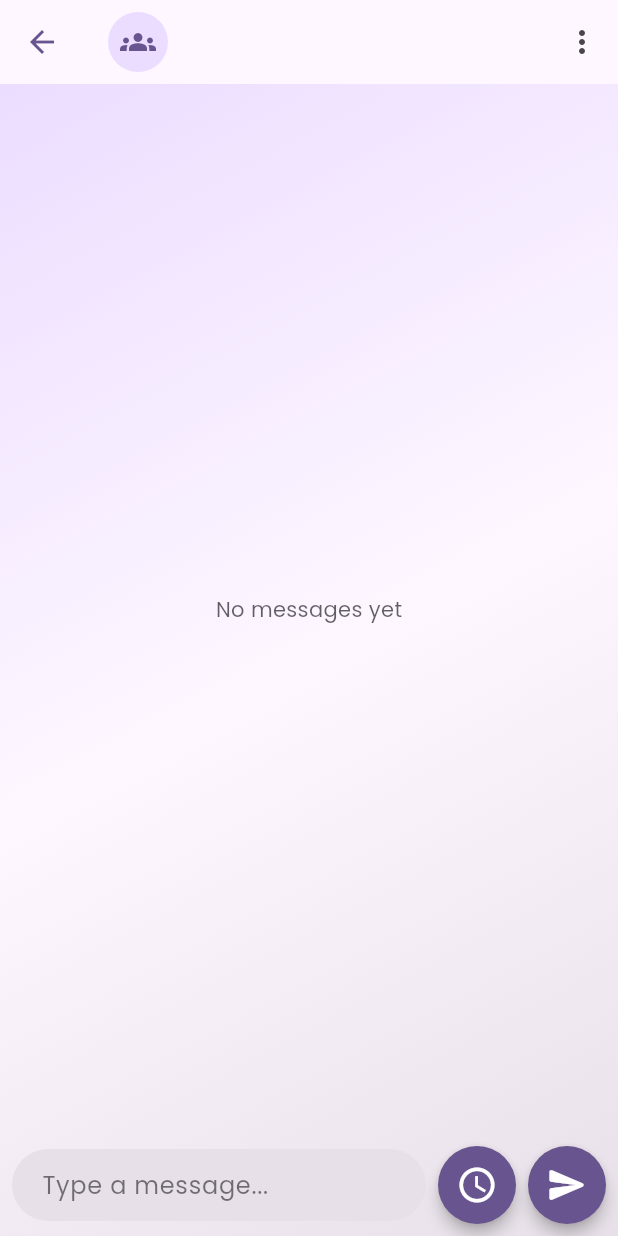
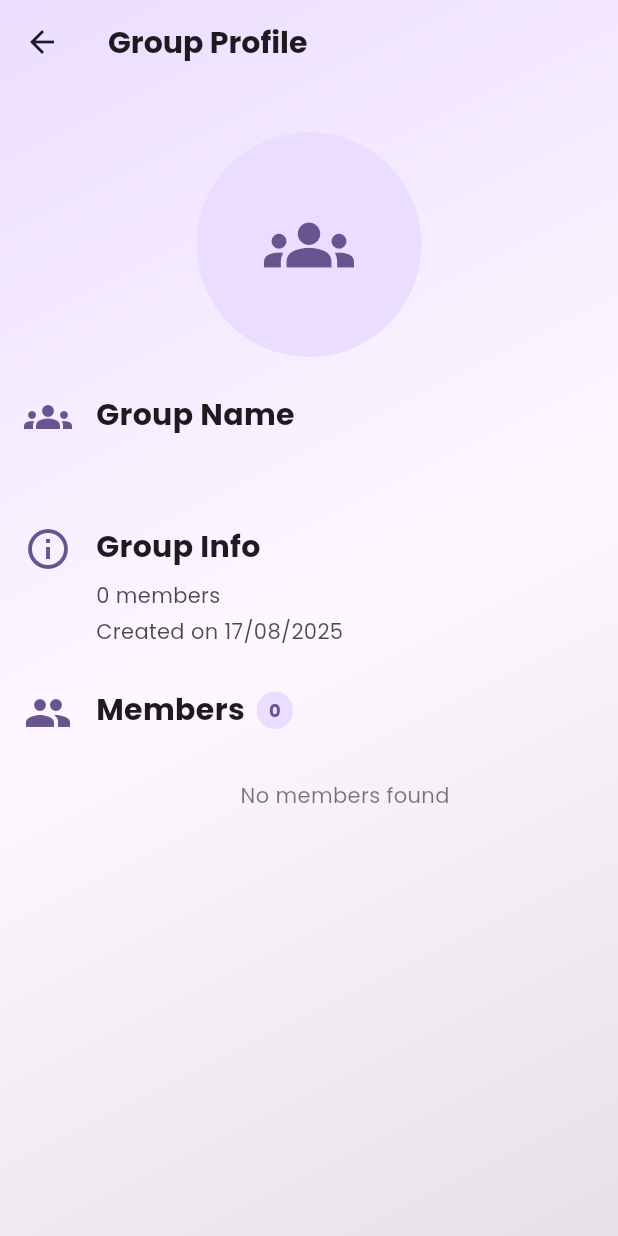
Before and after one commit to anupamm3/smart-chat-app, a Flutter app: the GroupChatRoomScreen screen opened directly with empty values, after a tap on the "groups" icon, on a phone screen of 412 x 824 dp. Run offline on Flutter 3.47's test engine with Material 3 defaults, Android fonts, the phone set to English and light mode, and no system bars; our stand-ins replace animate_do, cloud_firestore, file_picker, firebase_auth, firebase_core, firebase_storage and 10 more; accounts and stored records are empty.

Commit message:
group profile screen added

```diff
--- a/lib/features/groups/screens/group_chat_screen.dart
+++ b/lib/features/groups/screens/group_chat_screen.dart
@@ -4,6 +4,8 @@ import 'package:cloud_firestore/cloud_firestore.dart';
 import 'package:firebase_auth/firebase_auth.dart';
 import 'package:flutter/material.dart';
 import 'package:google_fonts/google_fonts.dart';
+import 'package:smart_chat_app/features/profile/screens/group_profile_screen.dart';
+import 'package:smart_chat_app/router.dart';
 import 'package:smart_chat_app/widgets/gradient_scaffold.dart';
 import 'package:smart_chat_app/widgets/message_bubble.dart';
 
@@ -80,6 +82,8 @@ class _GroupChatRoomScreenState extends State<GroupChatRoomScreen> {
 
     String scheduledText = '';
     DateTime? scheduledDateTime;
+
+    if(!mounted) return;
 
     await showDialog(
       context: context,
@@ -169,6 +173,7 @@ class _GroupChatRoomScreenState extends State<GroupChatRoomScreen> {
     if (scheduledText.isNotEmpty && scheduledDateTime != null) {
       final user = FirebaseAuth.instance.currentUser;
       if (user == null) return;
+      try {
         await FirebaseFirestore.instance
             .collection('groups')
             .doc(widget.groupId)
@@ -193,6 +198,16 @@ class _GroupChatRoomScreenState extends State<GroupChatRoomScreen> {
           ScaffoldMessenger.of(context).showSnackBar(
             SnackBar(content: Text('Message scheduled!', style: GoogleFonts.poppins())),
           );
+        }
+      } catch (e) {
+        if (mounted) {
+          ScaffoldMessenger.of(context).showSnackBar(
+            SnackBar(
+              content: Text('Failed to schedule message', style: GoogleFonts.poppins()),
+              backgroundColor: Theme.of(context).colorScheme.error,
+            ),
+          );
+        }
       }
     }
   }
@@ -253,8 +268,11 @@ class _GroupChatRoomScreenState extends State<GroupChatRoomScreen> {
         leading: BackButton(color: colorScheme.primary),
         title: GestureDetector(
           onTap: () {
-            // TODO: Navigate to group profile screen with groupId
-            // Navigator.pushNamed(context, '/group_profile', arguments: widget.groupId);
+            Navigator.pushNamed(
+              context,
+              AppRoutes.groupProfile,
+              arguments: widget.groupId,
+            );
           },
           child: Row(
             children: [
--- /dev/null
+++ b/lib/features/profile/screens/group_profile_screen.dart
@@ -0,0 +1,534 @@
+import 'package:cloud_firestore/cloud_firestore.dart';
+import 'package:firebase_auth/firebase_auth.dart';
+import 'package:flutter/material.dart';
+import 'package:flutter/services.dart';
+import 'package:google_fonts/google_fonts.dart';
+import 'package:smart_chat_app/router.dart';
+import 'package:smart_chat_app/models/user_model.dart';
+import 'package:smart_chat_app/utils/snackbar_utils.dart';
+
+class GroupProfileScreen extends StatefulWidget {
+  final String groupId;
+
+  const GroupProfileScreen({
+    super.key,
+    required this.groupId,
+  });
+
+  @override
+  State<GroupProfileScreen> createState() => _GroupProfileScreenState();
+}
+
+class _GroupProfileScreenState extends State<GroupProfileScreen> {
+  // Group data
+  String _groupName = '';
+  String _groupPhotoUrl = '';
+  String _creatorId = '';
+  List<String> _memberIds = [];
+  List<UserModel> _members = [];
+  DateTime? _createdAt;
+
+  // Loading states
+  bool _isLoadingGroup = true;
+  bool _isLoadingMembers = true;
+
+  @override
+  void initState() {
+    super.initState();
+    _loadGroupData();
+  }
+
+  Future<void> _loadGroupData() async {
+    try {
+      // Load group information
+      final groupDoc = await FirebaseFirestore.instance
+          .collection('groups')
+          .doc(widget.groupId)
+          .get();
+
+      if (groupDoc.exists && mounted) {
+        final groupData = groupDoc.data() as Map<String, dynamic>;
+
+        setState(() {
+          _groupName = groupData['name'] ?? 'Unnamed Group';
+          _groupPhotoUrl = groupData['photoUrl'] ?? '';
+          _creatorId = groupData['createdBy'] ?? '';
+          _memberIds = List<String>.from(groupData['members'] ?? []);
+
+          if (groupData['createdAt'] != null) {
+            _createdAt = (groupData['createdAt'] as Timestamp).toDate();
+          }
+
+          _isLoadingGroup = false;
+        });
+
+        // Load member details
+        await _loadMembers();
+      }
+    } catch (e) {
+      if (mounted) {
+        setState(() {
+          _isLoadingGroup = false;
+          _isLoadingMembers = false;
+        });
+        showError(context, 'Failed to load group information');
+      }
+    }
+  }
+
+  Future<void> _loadMembers() async {
+    if (_memberIds.isEmpty) {
+      setState(() => _isLoadingMembers = false);
+      return;
+    }
+
+    try {
+      final List<UserModel> loadedMembers = [];
+
+      // Load members in batches to avoid Firestore limitations
+      for (int i = 0; i < _memberIds.length; i += 10) {
+        final batch = _memberIds.skip(i).take(10).toList();
+
+        final usersQuery = await FirebaseFirestore.instance
+            .collection('users')
+            .where('uid', whereIn: batch)
+            .get();
+
+        for (final doc in usersQuery.docs) {
+          try {
+            final user = UserModel.fromMap(doc.data());
+            loadedMembers.add(user);
+          } catch (e) {
+            debugPrint('Error parsing user ${doc.id}: $e');
+          }
+        }
+      }
+
+      if (mounted) {
+        setState(() {
+          _members = loadedMembers;
+          _isLoadingMembers = false;
+        });
+      }
+    } catch (e) {
+      if (mounted) {
+        setState(() => _isLoadingMembers = false);
+        showError(context, 'Failed to load group members');
+      }
+    }
+  }
+
+  Future<void> _refreshGroupData() async {
+    setState(() {
+      _isLoadingGroup = true;
+      _isLoadingMembers = true;
+    });
+    await _loadGroupData();
+  }
+
+  void _navigateToUserProfile(UserModel user) {
+    Navigator.pushNamed(
+      context,
+      AppRoutes.userProfile,
+      arguments: user,
+    );
+  }
+
+  Widget _buildGroupAvatar({required double radius}) {
+    return CircleAvatar(
+      radius: radius,
+      backgroundImage: _groupPhotoUrl.isNotEmpty
+          ? NetworkImage(_groupPhotoUrl)
+          : null,
+      backgroundColor: Theme.of(context).colorScheme.primaryContainer,
+      child: _groupPhotoUrl.isEmpty
+          ? Icon(
+              Icons.groups,
+              size: radius * 0.8,
+              color: Theme.of(context).colorScheme.primary,
+            )
+          : null,
+    );
+  }
+
+  Widget _buildMemberTile(UserModel member) {
+    final colorScheme = Theme.of(context).colorScheme;
+    final isCreator = member.uid == _creatorId;
+    final currentUserId = FirebaseAuth.instance.currentUser?.uid;
+    final isCurrentUser = member.uid == currentUserId;
+
+    return Container(
+      margin: const EdgeInsets.only(bottom: 8),
+      decoration: BoxDecoration(
+        color: colorScheme.surface,
+        borderRadius: BorderRadius.circular(12),
+        border: Border.all(
+          color: colorScheme.outline.withValues(alpha: 0.2),
+        ),
+      ),
+      child: ListTile(
+        contentPadding: const EdgeInsets.symmetric(horizontal: 16, vertical: 8),
+        leading: GestureDetector(
+          onTap: () => _navigateToUserProfile(member),
+          child: Hero(
+            tag: 'profile_image_${member.uid}',
+            child: CircleAvatar(
+              radius: 24,
+              backgroundImage: member.photoUrl.isNotEmpty
+                  ? NetworkImage(member.photoUrl)
+                  : null,
+              backgroundColor: colorScheme.primaryContainer,
+              child: member.photoUrl.isEmpty
+                  ? Icon(
+                      Icons.person,
+                      size: 20,
+                      color: colorScheme.primary,
+                    )
+                  : null,
+            ),
+          ),
+        ),
+        title: Row(
+          children: [
+            Expanded(
+              child: Text(
+                isCurrentUser ? '${member.name} (You)' : member.name,
+                style: GoogleFonts.poppins(
+                  fontWeight: FontWeight.w600,
+                  fontSize: 16,
+                  color: colorScheme.onSurface,
+                ),
+                overflow: TextOverflow.ellipsis,
+              ),
+            ),
+            if (isCreator)
+              Container(
+                padding: const EdgeInsets.symmetric(horizontal: 8, vertical: 4),
+                decoration: BoxDecoration(
+                  color: colorScheme.primaryContainer,
+                  borderRadius: BorderRadius.circular(12),
+                ),
+                child: Row(
+                  mainAxisSize: MainAxisSize.min,
+                  children: [
+                    Icon(
+                      Icons.star,
+                      size: 14,
+                      color: colorScheme.primary,
+                    ),
+                    const SizedBox(width: 4),
+                    Text(
+                      'Admin',
+                      style: GoogleFonts.poppins(
+                        fontSize: 12,
+                        fontWeight: FontWeight.bold,
+                        color: colorScheme.primary,
+                      ),
+                    ),
+                  ],
+                ),
+              ),
+          ],
+        ),
+        subtitle: member.bio.isNotEmpty
+            ? Padding(
+                padding: const EdgeInsets.only(top: 4),
+                child: Text(
+                  member.bio,
+                  style: GoogleFonts.poppins(
+                    fontSize: 14,
+                    color: colorScheme.onSurface.withValues(alpha: 0.7),
+                  ),
+                  maxLines: 1,
+                  overflow: TextOverflow.ellipsis,
+                ),
+              )
+            : null,
+        trailing: Icon(
+          Icons.arrow_forward_ios,
+          size: 16,
+          color: colorScheme.outline,
+        ),
+        onTap: () => _navigateToUserProfile(member),
+      ),
+    );
+  }
+
+  void _showGroupImageDialog() {
+    final colorScheme = Theme.of(context).colorScheme;
+
+    showDialog(
+      context: context,
+      builder: (context) {
+        return Dialog(
+          backgroundColor: Colors.transparent,
+          insetPadding: const EdgeInsets.all(16),
+          child: _groupPhotoUrl.isNotEmpty
+              ? ClipRRect(
+                  borderRadius: BorderRadius.circular(16),
+                  child: Image.network(_groupPhotoUrl, fit: BoxFit.contain),
+                )
+              : Container(
+                  width: 180,
+                  height: 180,
+                  decoration: BoxDecoration(
+                    color: colorScheme.primaryContainer,
+                    borderRadius: BorderRadius.circular(90),
+                  ),
+                  child: Icon(
+                    Icons.groups,
+                    size: 120,
+                    color: colorScheme.primary,
+                  ),
+                ),
+        );
+      },
+    );
+  }
+
+  String _formatDate(DateTime date) {
+    return 'Created on ${date.day.toString().padLeft(2, '0')}/${date.month.toString().padLeft(2, '0')}/${date.year}';
+  }
+
+  @override
+  Widget build(BuildContext context) {
+    final colorScheme = Theme.of(context).colorScheme;
+    final isDark = Theme.of(context).brightness == Brightness.dark;
+
+    if (_isLoadingGroup) {
+      return Scaffold(
+        appBar: AppBar(
+          title: Text(
+            'Group Profile',
+            style: GoogleFonts.poppins(fontWeight: FontWeight.bold),
+          ),
+        ),
+        body: const Center(child: CircularProgressIndicator()),
+      );
+    }
+
+    return Scaffold(
+      extendBodyBehindAppBar: true,
+      appBar: AppBar(
+        backgroundColor: Colors.transparent,
+        elevation: 0,
+        systemOverlayStyle: isDark
+            ? SystemUiOverlayStyle.light
+            : SystemUiOverlayStyle.dark,
+        title: Text(
+          'Group Profile',
+          style: GoogleFonts.poppins(
+            fontWeight: FontWeight.bold,
+            color: colorScheme.onSurface,
+          ),
+        ),
+      ),
+      body: Container(
+        width: double.infinity,
+        height: double.infinity,
+        decoration: BoxDecoration(
+          gradient: LinearGradient(
+            colors: isDark
+                ? [
+                    colorScheme.surfaceContainerHighest,
+                    colorScheme.surface,
+                    colorScheme.primaryContainer,
+                  ]
+                : [
+                    colorScheme.primaryContainer,
+                    colorScheme.surface,
+                    colorScheme.surfaceContainerHighest,
+                  ],
+            begin: Alignment.topLeft,
+            end: Alignment.bottomRight,
+          ),
+        ),
+        child: SafeArea(
+          child: SingleChildScrollView(
+            child: Padding(
+              padding: const EdgeInsets.symmetric(horizontal: 16, vertical: 32),
+              child: Column(
+                crossAxisAlignment: CrossAxisAlignment.center,
+                children: [
+                  // Group Image
+                  GestureDetector(
+                    onTap: _showGroupImageDialog,
+                    child: Hero(
+                      tag: 'group_image_${widget.groupId}',
+                      child: _buildGroupAvatar(radius: 75),
+                    ),
+                  ),
+                  const SizedBox(height: 24),
+
+                  // Group Name Section
+                  Row(
+                    crossAxisAlignment: CrossAxisAlignment.start,
+                    children: [
+                      Icon(
+                        Icons.groups,
+                        color: colorScheme.primary,
+                        size: 32,
+                      ),
+                      const SizedBox(width: 16),
+                      Expanded(
+                        child: Column(
+                          crossAxisAlignment: CrossAxisAlignment.start,
+                          children: [
+                            Text(
+                              "Group Name",
+                              style: GoogleFonts.poppins(
+                                fontWeight: FontWeight.bold,
+                                fontSize: 20,
+                                color: colorScheme.onSurface,
+                              ),
+                            ),
+                            const SizedBox(height: 8),
+                            Text(
+                              _groupName,
+                              style: GoogleFonts.poppins(
+                                fontSize: 16,
+                                fontWeight: FontWeight.w500,
+                                color: colorScheme.onSurface.withValues(alpha: 0.8),
+                              ),
+                            ),
+                          ],
+                        ),
+                      ),
+                    ],
+                  ),
+                  const SizedBox(height: 28),
+
+                  // Group Info Section
+                  Row(
+                    crossAxisAlignment: CrossAxisAlignment.start,
+                    children: [
+                      Icon(
+                        Icons.info_outline,
+                        color: colorScheme.primary,
+                        size: 32,
+                      ),
+                      const SizedBox(width: 16),
+                      Expanded(
+                        child: Column(
+                          crossAxisAlignment: CrossAxisAlignment.start,
+                          children: [
+                            Text(
+                              "Group Info",
+                              style: GoogleFonts.poppins(
+                                fontWeight: FontWeight.bold,
+                                fontSize: 20,
+                                color: colorScheme.onSurface,
+                              ),
+                            ),
+                            const SizedBox(height: 8),
+                            Text(
+                              '${_members.length} members',
+                              style: GoogleFonts.poppins(
+                                fontSize: 14,
+                                color: colorScheme.onSurface.withValues(alpha: 0.8),
+                              ),
+                            ),
+                            if (_createdAt != null)
+                              Padding(
+                                padding: const EdgeInsets.only(top: 4),
+                                child: Text(
+                                  _formatDate(_createdAt!),
+                                  style: GoogleFonts.poppins(
+                                    fontSize: 14,
+                                    color: colorScheme.onSurface.withValues(alpha: 0.8),
+                                  ),
+                                ),
+                              ),
+                          ],
+                        ),
+                      ),
+                    ],
+                  ),
+                  const SizedBox(height: 28),
+
+                  // Members Section
+                  Row(
+                    crossAxisAlignment: CrossAxisAlignment.start,
+                    children: [
+                      Icon(
+                        Icons.people,
+                        color: colorScheme.primary,
+                        size: 32,
+                      ),
+                      const SizedBox(width: 16),
+                      Expanded(
+                        child: Column(
+                          crossAxisAlignment: CrossAxisAlignment.start,
+                          children: [
+                            Row(
+                              children: [
+                                Text(
+                                  "Members",
+                                  style: GoogleFonts.poppins(
+                                    fontWeight: FontWeight.bold,
+                                    fontSize: 20,
+                                    color: colorScheme.onSurface,
+                                  ),
+                                ),
+                                const SizedBox(width: 8),
+                                Container(
+                                  padding: const EdgeInsets.symmetric(
+                                      horizontal: 8, vertical: 4),
+                                  decoration: BoxDecoration(
+                                    color: colorScheme.primaryContainer,
+                                    borderRadius: BorderRadius.circular(12),
+                                  ),
+                                  child: Text(
+                                    '${_members.length}',
+                                    style: GoogleFonts.poppins(
+                                      fontSize: 12,
+                                      fontWeight: FontWeight.bold,
+                                      color: colorScheme.primary,
+                                    ),
+                                  ),
+                                ),
+                              ],
+                            ),
+                            const SizedBox(height: 16),
+
+                            // Members List
+                            if (_isLoadingMembers)
+                              const Center(
+                                child: Padding(
+                                  padding: EdgeInsets.all(16),
+                                  child: CircularProgressIndicator(),
+                                ),
+                              )
+                            else if (_members.isEmpty)
+                              Center(
+                                child: Padding(
+                                  padding: const EdgeInsets.all(16),
+                                  child: Text(
+                                    'No members found',
+                                    style: GoogleFonts.poppins(
+                                      color: colorScheme.onSurface
+                                          .withValues(alpha: 0.6),
+                                    ),
+                                  ),
+                                ),
+                              )
+                            else
+                              Column(
+                                children: _members
+                                    .map((member) => _buildMemberTile(member))
+                                    .toList(),
+                              ),
+                          ],
+                        ),
+                      ),
+                    ],
+                  ),
+                ],
+              ),
+            ),
+          ),
+        ),
+      ),
+    );
+  }
+}
--- a/lib/features/settings/settings_screen.dart
+++ b/lib/features/settings/settings_screen.dart
@@ -3,7 +3,7 @@ import 'package:flutter/material.dart';
 import 'package:flutter/services.dart';
 import 'package:flutter_riverpod/flutter_riverpod.dart';
 import 'package:google_fonts/google_fonts.dart';
-import 'package:smart_chat_app/constants.dart';
+import 'package:smart_chat_app/router.dart';
 import 'package:smart_chat_app/providers/theme_provider.dart';
 import 'package:smart_chat_app/widgets/gradient_scaffold.dart';
 
--- a/lib/features/users/screens/new_chat_screen.dart
+++ b/lib/features/users/screens/new_chat_screen.dart
@@ -1,7 +1,7 @@
 import 'package:flutter/material.dart';
 import 'package:google_fonts/google_fonts.dart';
 import 'package:firebase_auth/firebase_auth.dart';
-import 'package:smart_chat_app/constants.dart';
+import 'package:smart_chat_app/router.dart';
 import 'package:smart_chat_app/models/user_model.dart';
 import 'package:smart_chat_app/services/contact_services.dart';
 import 'package:smart_chat_app/utils/contact_utils.dart';
```
Lines whose indentation alone changed are shown as unchanged.
